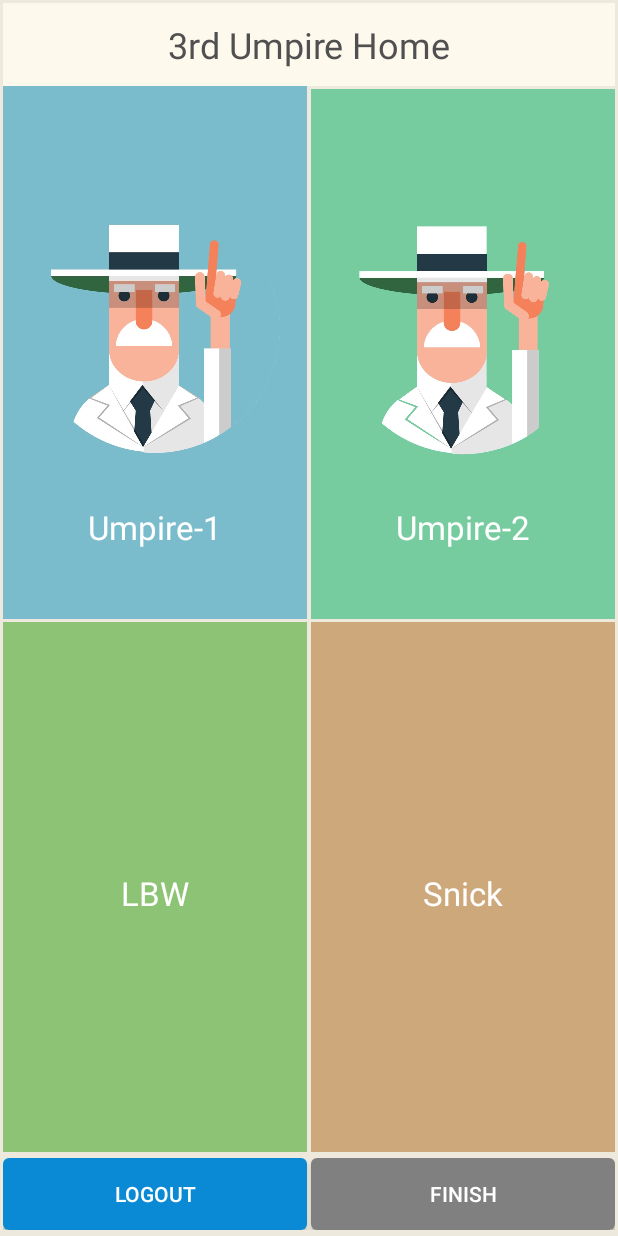
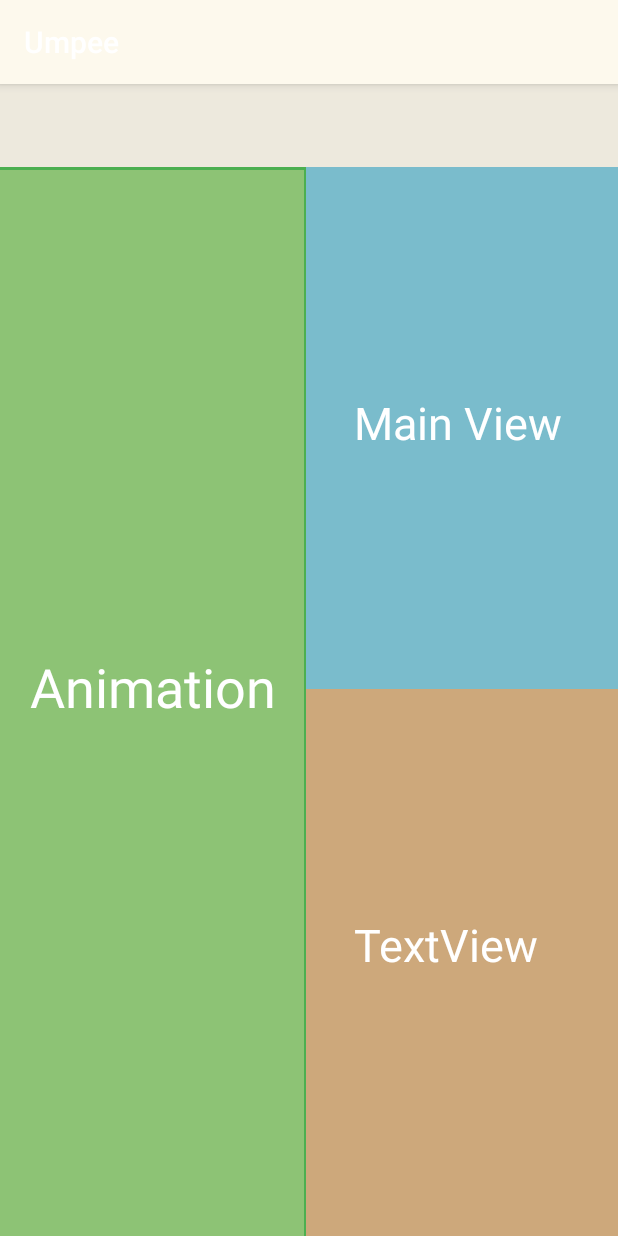
Before and after one commit to gopi2255/changes_gopi, an Android app: the UmpireThirdActivity screen opened directly, with no data from a screen before it, after a tap on an icon or button, on a phone screen of 412 x 824 dp. Run offline under Robolectric (Android 15) with nearby library versions, the phone set to English and light mode, and no system bars; libraries missing offline, so code that uses them is left out: com.yanzhenjie.loading; 1 statement that could not run was skipped.

Commit message:
Changes for LBW options activity

```diff
--- a/app/build.gradle
+++ b/app/build.gradle
@@ -23,6 +23,7 @@ android {
 }
 
 dependencies {
+    implementation 'com.android.support.constraint:constraint-layout:1.1.3'
     compile fileTree(dir: 'libs', include: ['*.jar'])
     androidTestCompile('com.android.support.test.espresso:espresso-core:2.2.2', {
         exclude group: 'com.android.support', module: 'support-annotations'
@@ -30,22 +31,22 @@ dependencies {
 
     compile 'com.android.support:appcompat-v7:' + project.supportVersion
     compile 'com.android.support:design:' + project.supportVersion
-    compile 'com.yanzhenjie.nohttp:nohttp:1.1.2'
+    implementation 'com.yanzhenjie.nohttp:nohttp:1.1.2'
 //    compile 'com.yanzhenjie:andserver:1.0.3'
-    compile 'com.yanzhenjie:loading:1.0.0'
+    implementation 'com.yanzhenjie:loading:1.0.0'
 
-    compile 'com.squareup.retrofit2:retrofit:2.1.0'
-    compile 'com.squareup.retrofit2:converter-gson:2.1.0'
-    compile 'com.squareup.okhttp3:logging-interceptor:3.3.1'
-    compile 'com.afollestad.material-dialogs:core:0.9.1.0'
+    implementation 'com.squareup.retrofit2:retrofit:2.1.0'
+    implementation 'com.squareup.retrofit2:converter-gson:2.1.0'
+    implementation 'com.squareup.okhttp3:logging-interceptor:3.3.1'
+    implementation 'com.afollestad.material-dialogs:core:0.9.1.0'
 
-    compile 'com.google.firebase:firebase-core:11.0.0'
-    compile 'com.google.firebase:firebase-messaging:11.0.0'
+    implementation 'com.google.firebase:firebase-core:11.0.0'
+    implementation 'com.google.firebase:firebase-messaging:11.0.0'
 
-    compile project (':lib_camera')
-    compile project (':lib_player_core')
-    compile project (':lib_player')
-    compile project (':lib_server')
+    compile project(':lib_camera')
+    compile project(':lib_player_core')
+    compile project(':lib_player')
+    compile project(':lib_server')
     testCompile 'junit:junit:4.12'
 }
 apply plugin: 'com.google.gms.google-services'
--- a/app/src/main/java/com/umpee/app/activity/UmpireThirdActivity.java
+++ b/app/src/main/java/com/umpee/app/activity/UmpireThirdActivity.java
@@ -3,6 +3,7 @@ package com.umpee.app.activity;
 import android.os.Bundle;
 import android.view.View;
 import android.widget.Button;
+import android.content.Intent;
 
 import com.umpee.app.R;
 import com.umpee.app.cache.Cache;
@@ -14,6 +15,7 @@ import com.umpee.app.server.ServiceReceiver;
 import com.umpee.app.utils.ObjectUtils;
 
 import java.util.ArrayList;
+
 
 public class UmpireThirdActivity extends CustomActivity implements View.OnClickListener {
     protected View buttonUmpire1;
@@ -82,7 +84,9 @@ public class UmpireThirdActivity extends CustomActivity implements View.OnClickL
                 }
             });
         } else if (view.getId() == R.id.buttonLBW) {
-            makeToast("Coming soon.");
+            makeToast("Coming soon. WEY");
+            Intent i = new Intent(this, UmpireThirdOptionsActivity.class);
+            startActivity(i);
         } else if (view.getId() == R.id.buttonSnick) {
             makeToast("Coming soon.");
         } else if (view.getId() == R.id.buttonLogout) {
--- /dev/null
+++ b/app/src/main/java/com/umpee/app/activity/UmpireThirdOptionsActivity.java
@@ -0,0 +1,15 @@
+package com.umpee.app.activity;
+
+import android.support.v7.app.AppCompatActivity;
+import android.os.Bundle;
+
+import com.umpee.app.R;
+
+public class UmpireThirdOptionsActivity extends AppCompatActivity {
+
+    @Override
+    protected void onCreate(Bundle savedInstanceState) {
+        super.onCreate(savedInstanceState);
+        setContentView(R.layout.activity_umpire_third_options);
+    }
+}
--- /dev/null
+++ b/app/src/main/res/layout/activity_umpire_third_options.xml
@@ -0,0 +1,105 @@
+<?xml version="1.0" encoding="utf-8"?>
+<android.support.constraint.ConstraintLayout xmlns:android="http://schemas.android.com/apk/res/android"
+    xmlns:app="http://schemas.android.com/apk/res-auto"
+    xmlns:tools="http://schemas.android.com/tools"
+    android:layout_width="match_parent"
+    android:layout_height="match_parent"
+    tools:context=".activity.UmpireThirdOptionsActivity" >
+
+    <LinearLayout
+        android:id="@+id/containerOptions"
+        android:layout_width="0dp"
+        android:layout_height="0dp"
+        android:layout_marginTop="@dimen/space_toolbar_height"
+        android:orientation="horizontal"
+        app:layout_constraintBottom_toBottomOf="parent"
+        app:layout_constraintEnd_toEndOf="parent"
+        app:layout_constraintStart_toStartOf="parent"
+        app:layout_constraintTop_toTopOf="parent"
+        tools:ignore="MissingConstraints">
+
+        <LinearLayout
+            android:id="@+id/containerAnimationOption"
+            android:layout_width="204dp"
+            android:layout_height="match_parent"
+            android:background="#4CAF50"
+            android:orientation="vertical">
+
+            <FrameLayout
+                android:layout_width="match_parent"
+                android:layout_height="match_parent"
+                android:layout_marginTop="@dimen/space_2"
+                android:layout_marginRight="@dimen/space_1"
+                android:layout_weight="1"
+                android:background="@color/colorChoose2">
+
+                <LinearLayout
+                    android:layout_width="match_parent"
+                    android:layout_height="match_parent"
+                    android:orientation="vertical">
+
+                    <TextView
+                        android:id="@+id/textViewAnimation"
+                        android:layout_width="wrap_content"
+                        android:layout_height="wrap_content"
+                        android:layout_marginLeft="@dimen/space_20"
+                        android:layout_marginTop="@dimen/space_320"
+                        android:text="Animation"
+                        android:textColor="@color/colorWhite"
+                        android:textSize="36sp" />
+                </LinearLayout>
+            </FrameLayout>
+        </LinearLayout>
+
+        <LinearLayout
+            android:id="@+id/containerOptionVideos"
+            android:layout_width="match_parent"
+            android:layout_height="match_parent"
+            android:orientation="vertical">
+
+            <FrameLayout
+                android:layout_width="match_parent"
+                android:layout_height="348dp"
+                android:background="@color/colorChoose3">
+
+                <LinearLayout
+                    android:layout_width="match_parent"
+                    android:layout_height="match_parent"
+                    android:orientation="vertical">
+
+                    <TextView
+                        android:id="@+id/textViewMainView"
+                        android:layout_width="wrap_content"
+                        android:layout_height="wrap_content"
+                        android:layout_marginLeft="@dimen/space_32"
+                        android:layout_marginTop="@dimen/space_150"
+                        android:text="Main View"
+                        android:textColor="@color/colorWhite"
+                        android:textSize="30sp" />
+                </LinearLayout>
+            </FrameLayout>
+
+            <FrameLayout
+                android:layout_width="match_parent"
+                android:layout_height="match_parent"
+                android:background="@color/colorChoose1">
+
+                <LinearLayout
+                    android:layout_width="match_parent"
+                    android:layout_height="match_parent"
+                    android:orientation="vertical">
+
+                    <TextView
+                        android:id="@+id/textViewLegView"
+                        android:layout_width="wrap_content"
+                        android:layout_height="wrap_content"
+                        android:layout_marginLeft="@dimen/space_32"
+                        android:layout_marginTop="@dimen/space_150"
+                        android:text="TextView"
+                        android:textColor="@color/colorWhite"
+                        android:textSize="30sp" />
+                </LinearLayout>
+            </FrameLayout>
+        </LinearLayout>
+    </LinearLayout>
+</android.support.constraint.ConstraintLayout>
--- a/app/src/main/res/values/dimens.xml
+++ b/app/src/main/res/values/dimens.xml
@@ -16,8 +16,10 @@
     <dimen name="space_60">60dp</dimen>
     <dimen name="space_75">75dp</dimen>
     <dimen name="space_100">100dp</dimen>
+    <dimen name="space_150">150dp</dimen>
     <dimen name="space_180">180dp</dimen>
     <dimen name="space_240">240dp</dimen>
+    <dimen name="space_320">320dp</dimen>
     <dimen name="space_toolbar_height">55dp</dimen>
 
     <dimen name="font_title">24dp</dimen>
--- a/build.gradle
+++ b/build.gradle
@@ -3,9 +3,10 @@
 buildscript {
     repositories {
         jcenter()
+        google()
     }
     dependencies {
-        classpath 'com.android.tools.build:gradle:2.3.3'
+        classpath 'com.android.tools.build:gradle:3.4.1'
         classpath 'com.google.gms:google-services:3.1.0'
         classpath 'com.github.dcendents:android-maven-gradle-plugin:1.5'
         classpath 'com.jfrog.bintray.gradle:gradle-bintray-plugin:1.7.3'
@@ -17,6 +18,7 @@ buildscript {
 allprojects {
     repositories {
         jcenter()
+        google()
     }
 }
 
--- a/lib_player_core/src/main/AndroidManifest.xml
+++ b/lib_player_core/src/main/AndroidManifest.xml
@@ -1,7 +1,4 @@
 <manifest xmlns:android="http://schemas.android.com/apk/res/android"
     package="tv.danmaku.ijk.media.player" >
 
-    <uses-sdk
-        android:minSdkVersion="9" />
-
 </manifest>
```
Also changed, not shown: app/src/main/AndroidManifest.xml (+33 -36 lines), gradle/wrapper/gradle-wrapper.properties, 49 other files.
